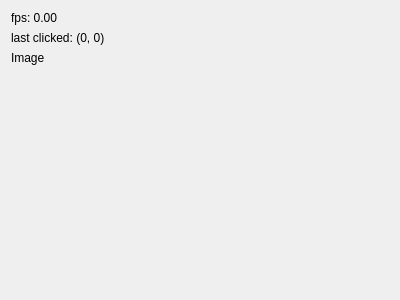
Before: the Qt Designer form mainwindow.ui in loosstef/grid-based-fluid-simulator, drawn with Qt 5.
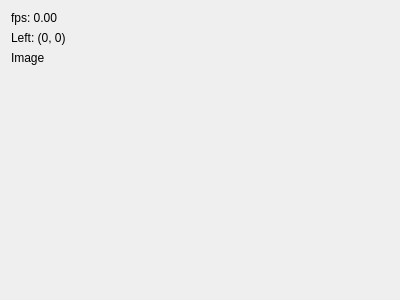
After: the same form once the commit is applied. Custom widgets are drawn as their Qt base class.

```diff
--- a/mainwindow.ui
+++ b/mainwindow.ui
@@ -49,7 +49,7 @@
     <item>
      <widget class="QLabel" name="clickedPosViewer">
       <property name="text">
-       <string>last clicked: (0, 0)</string>
+       <string>Left: (0, 0)</string>
       </property>
      </widget>
     </item>
```
